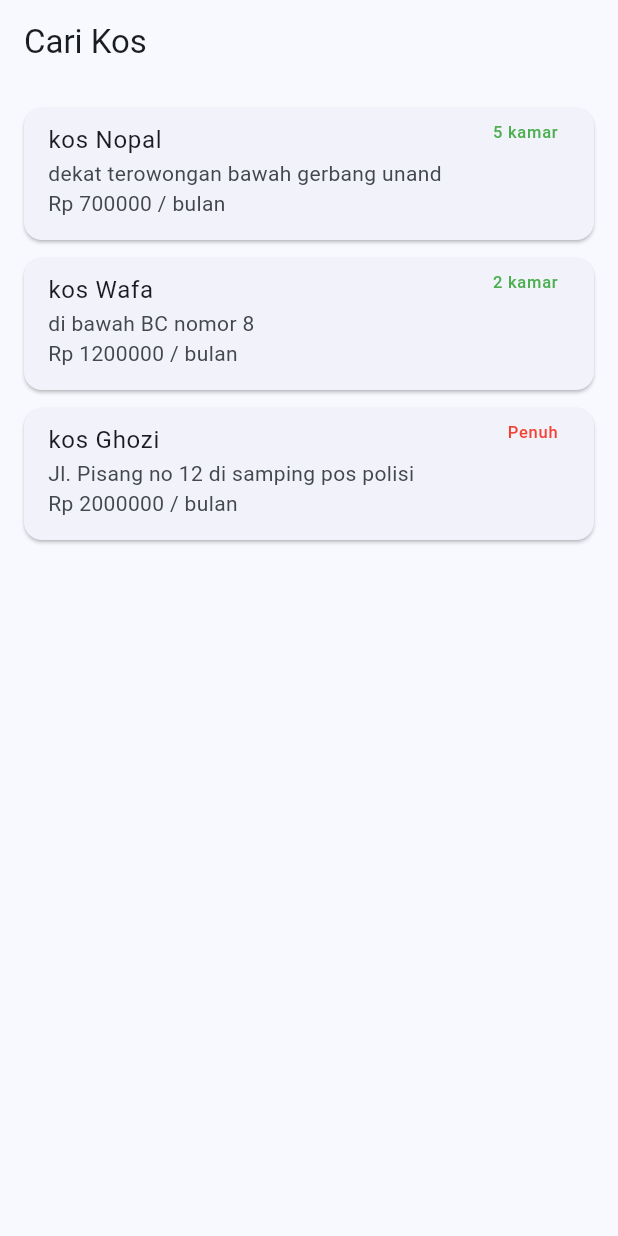
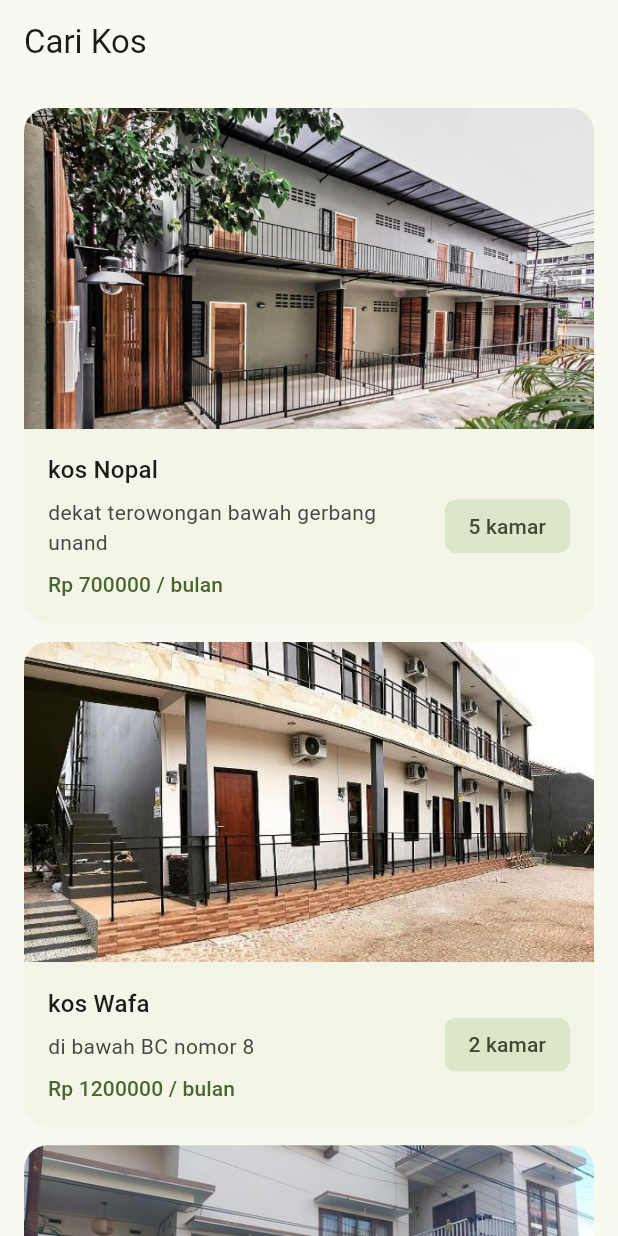
Before and after one commit to zude3/booking-kos, a Flutter app: the screen it shows after launch, on a phone screen of 412 x 824 dp. Run offline on Flutter 3.47's test engine with Material 3 defaults, Android fonts, the phone set to English and light mode, and no system bars.

Commit message:
tambah tema dan foto kos

```diff
--- a/lib/data/dummy_kos.dart
+++ b/lib/data/dummy_kos.dart
@@ -7,6 +7,7 @@ const List<Kos> dummyKos = [
     alamat: 'dekat terowongan bawah gerbang unand',
     hargaPerBulan: 700000,
     kamarTersedia: 5,
+    foto: 'assets/images/kos1.png',
   ),
   Kos(
     id: 2,
@@ -14,6 +15,7 @@ const List<Kos> dummyKos = [
     alamat: 'di bawah BC nomor 8',
     hargaPerBulan: 1200000,
     kamarTersedia: 2,
+    foto: 'assets/images/kos2.jpg',
   ),
   Kos(
     id: 3,
@@ -21,5 +23,6 @@ const List<Kos> dummyKos = [
     alamat: 'Jl. Pisang no 12 di samping pos polisi',
     hargaPerBulan: 2000000,
     kamarTersedia: 0,
+    foto: 'assets/images/kos3.jpeg',
   ),
 ];
--- a/lib/main.dart
+++ b/lib/main.dart
@@ -3,17 +3,45 @@ import 'package:flutter/material.dart';
 import './screens/home_screen.dart';
 
 void main() {
-  runApp(const kosApp());
+  runApp(const KosApp());
 }
 
-class kosApp extends StatelessWidget {
-  const kosApp({super.key});
+class KosApp extends StatelessWidget {
+  const KosApp({super.key});
+
+  ThemeData _buildTheme(Brightness brightness) {
+    final colorScheme = ColorScheme.fromSeed(
+      seedColor: const Color.fromARGB(255, 187, 255, 114),
+      brightness: brightness,
+    );
+
+    return ThemeData(
+      useMaterial3: true,
+      colorScheme: colorScheme,
+      appBarTheme: const AppBarTheme(scrolledUnderElevation: 0),
+      cardTheme: CardThemeData(
+        elevation: 0,
+        color: colorScheme.surfaceContainerLow,
+        shape: RoundedRectangleBorder(borderRadius: BorderRadius.circular(16)),
+      ),
+
+      inputDecorationTheme: InputDecorationTheme(
+        border: OutlineInputBorder(borderRadius: BorderRadius.circular(12)),
+      ),
+      snackBarTheme: const SnackBarThemeData(
+        behavior: SnackBarBehavior.floating,
+      ),
+    );
+  }
 
   @override
   Widget build(BuildContext context) {
     return MaterialApp(
       title: 'SiKos',
-      theme: ThemeData(colorSchemeSeed: Colors.blue, useMaterial3: true),
+      debugShowCheckedModeBanner: false,
+      theme: _buildTheme(Brightness.light),
+      darkTheme: _buildTheme(Brightness.dark),
+      themeMode: ThemeMode.system,
       home: const HomeScreen(),
     );
   }
--- a/lib/models/kos.dart
+++ b/lib/models/kos.dart
@@ -4,6 +4,7 @@ class Kos {
   final String alamat;
   final int hargaPerBulan;
   final int kamarTersedia;
+  final String foto;
 
   const Kos({
     required this.id,
@@ -11,5 +12,6 @@ class Kos {
     required this.alamat,
     required this.hargaPerBulan,
     required this.kamarTersedia,
+    required this.foto,
   });
 }
--- a/lib/screens/booking_form_screen.dart
+++ b/lib/screens/booking_form_screen.dart
@@ -84,7 +84,7 @@ class _BookingFormScreenState extends State<BookingFormScreen> {
       ScaffoldMessenger.of(context).showSnackBar(
         SnackBar(
           content: Text('Booking gagal: $e'),
-          backgroundColor: Colors.red,
+          backgroundColor: Theme.of(context).colorScheme.error,
         ),
       );
     } finally {
@@ -114,7 +114,6 @@ class _BookingFormScreenState extends State<BookingFormScreen> {
                 readOnly: true,
                 decoration: const InputDecoration(
                   labelText: 'Tanggal masuk',
-                  border: OutlineInputBorder(),
                   suffixIcon: Icon(Icons.calendar_today),
                 ),
                 onTap: _pilihTanggal,
@@ -133,7 +132,6 @@ class _BookingFormScreenState extends State<BookingFormScreen> {
                 inputFormatters: [FilteringTextInputFormatter.digitsOnly],
                 decoration: const InputDecoration(
                   labelText: 'Durasi sewa (bulan)',
-                  border: OutlineInputBorder(),
                 ),
                 onChanged: (value) {
                   setState(() {
@@ -161,7 +159,6 @@ class _BookingFormScreenState extends State<BookingFormScreen> {
                 maxLines: 3,
                 decoration: const InputDecoration(
                   labelText: 'Catatan (opsional)',
-                  border: OutlineInputBorder(),
                 ),
               ),
 
--- a/lib/screens/detail_screen.dart
+++ b/lib/screens/detail_screen.dart
@@ -1,8 +1,10 @@
+import 'package:booking_kos/widgets/kos_foto.dart';
 import 'package:flutter/material.dart';
 
 import '../models/kos.dart';
 import '../models/booking.dart';
 import 'booking_form_screen.dart';
+import '../widgets/kos_foto.dart';
 
 class DetailScreen extends StatefulWidget {
   final Kos kos;
@@ -23,12 +25,19 @@ class _DetailScreenState extends State<DetailScreen> {
 
     return Scaffold(
       appBar: AppBar(title: Text(kos.nama)),
-      body: Padding(
+      body: Column(
+        children: [
+          KosFoto(kos: kos),
+          Expanded(
+            child: Padding(
               padding: const EdgeInsets.all(16),
               child: Column(
                 crossAxisAlignment: CrossAxisAlignment.start,
                 children: [
-            Text(kos.nama, style: Theme.of(context).textTheme.headlineSmall),
+                  Text(
+                    kos.nama,
+                    style: Theme.of(context).textTheme.headlineSmall,
+                  ),
                   const SizedBox(height: 8),
                   Text(kos.alamat),
                   const SizedBox(height: 8),
@@ -39,7 +48,8 @@ class _DetailScreenState extends State<DetailScreen> {
                   ),
                   const SizedBox(height: 24),
 
-            if (_bookingTerakhir != null) _buildKartuBooking(_bookingTerakhir!),
+                  if (_bookingTerakhir != null)
+                    _buildKartuBooking(_bookingTerakhir!),
 
                   const Spacer(),
                   SizedBox(
@@ -52,18 +62,29 @@ class _DetailScreenState extends State<DetailScreen> {
                 ],
               ),
             ),
+          ),
+        ],
+      ),
     );
   }
 
   Widget _buildKartuBooking(Booking b) {
+    final cs = Theme.of(context).colorScheme;
     return Card(
-      color: Colors.green.shade50,
+      color: cs.tertiaryContainer,
       child: ListTile(
+        leading: Icon(
+          Icons.check_circle_outline,
+          color: cs.onTertiaryContainer,
+        ),
         title: Text('Booking diajukan: ${b.durasiBulan} bulan'),
         subtitle: Text(
-          'Total Rp ${b.totalHarga}\nStatus: ${b.status}\nCatatan: ${b.catatan}',
+          'Total Rp ${b.totalHarga}\n'
+          'Status: ${b.status}\n'
+          '${b.catatan != null ? 'Catatan: ${b.catatan}' : ''}',
         ),
         isThreeLine: true,
+        textColor: cs.onTertiaryContainer,
       ),
     );
   }
--- a/lib/screens/home_screen.dart
+++ b/lib/screens/home_screen.dart
@@ -3,6 +3,7 @@ import 'package:flutter/material.dart';
 import '../models/kos.dart';
 import '../data/dummy_kos.dart';
 import 'detail_screen.dart';
+import '../widgets/kos_foto.dart';
 
 class HomeScreen extends StatelessWidget {
   const HomeScreen({super.key});
@@ -29,24 +30,66 @@ class _KosCard extends StatelessWidget {
 
   @override
   Widget build(BuildContext context) {
+    final cs = Theme.of(context).colorScheme;
+    final tt = Theme.of(context).textTheme;
     final penuh = kos.kamarTersedia == 0;
 
     return Card(
       margin: const EdgeInsets.only(bottom: 12),
-      child: ListTile(
-        title: Text(kos.nama),
-        subtitle: Text('${kos.alamat}\nRp ${kos.hargaPerBulan} / bulan'),
-        isThreeLine: true,
-        trailing: Text(
-          penuh ? 'Penuh' : '${kos.kamarTersedia} kamar',
-          style: TextStyle(color: penuh ? Colors.red : Colors.green),
-        ),
+      clipBehavior: Clip.antiAlias,
+      child: InkWell(
         onTap: () {
           Navigator.push(
             context,
             MaterialPageRoute(builder: (context) => DetailScreen(kos: kos)),
           );
         },
+        child: Column(
+          crossAxisAlignment: CrossAxisAlignment.start,
+          children: [
+            KosFoto(kos: kos),
+            Padding(
+              padding: const EdgeInsets.all(16),
+              child: Row(
+                children: [
+                  Expanded(
+                    child: Column(
+                      crossAxisAlignment: CrossAxisAlignment.start,
+                      children: [
+                        Text(kos.nama, style: tt.titleMedium),
+                        const SizedBox(height: 6),
+                        Text(
+                          kos.alamat,
+                          style: tt.bodyMedium?.copyWith(
+                            color: cs.onSurfaceVariant,
+                          ),
+                        ),
+                        const SizedBox(height: 8),
+                        Text(
+                          'Rp ${kos.hargaPerBulan} / bulan',
+                          style: tt.labelLarge?.copyWith(color: cs.primary),
+                        ),
+                      ],
+                    ),
+                  ),
+                  const SizedBox(width: 8),
+                  Chip(
+                    label: Text(penuh ? 'Penuh' : '${kos.kamarTersedia} kamar'),
+                    backgroundColor: penuh
+                        ? cs.errorContainer
+                        : cs.secondaryContainer,
+                    labelStyle: TextStyle(
+                      color: penuh
+                          ? cs.onErrorContainer
+                          : cs.onSecondaryContainer,
+                    ),
+                    side: BorderSide.none,
+                  ),
+                ],
+              ),
+            ),
+          ],
+        ),
       ),
     );
   }
--- /dev/null
+++ b/lib/widgets/kos_foto.dart
@@ -0,0 +1,31 @@
+import 'package:flutter/material.dart';
+
+import '../models/kos.dart';
+
+class KosFoto extends StatelessWidget{
+  final Kos kos;
+  final double aspectRatio;
+
+  const KosFoto({super.key, required this.kos, this.aspectRatio = 16 / 9});
+
+  @override
+  Widget build(BuildContext context) {
+    final cs = Theme.of(context).colorScheme;
+
+    return AspectRatio(
+      aspectRatio: aspectRatio,
+      child: Hero(
+        tag: 'foto-${kos.id}',
+        child: Image.asset(
+          kos.foto,
+          fit: BoxFit.cover,
+          errorBuilder: (context, error, stackTrace) => Container(
+            color: cs.surfaceContainerHighest,
+            child: Icon(Icons.image_not_supported_outlined,
+                color: cs.onSurfaceVariant),
+          ),
+        ),
+      ),
+    );
+  }
+}
--- a/pubspec.yaml
+++ b/pubspec.yaml
@@ -56,6 +56,8 @@ flutter:
   # included with your application, so that you can use the icons in
   # the material Icons class.
   uses-material-design: true
+  assets:
+  - assets/images/
 
   # To add assets to your application, add an assets section, like this:
   # assets:
```
Also changed, not shown: assets/images/kos1.png (added), assets/images/kos2.jpg (added), assets/images/kos3.jpeg (added), 1 other file. Lines whose indentation alone changed are shown as unchanged.
